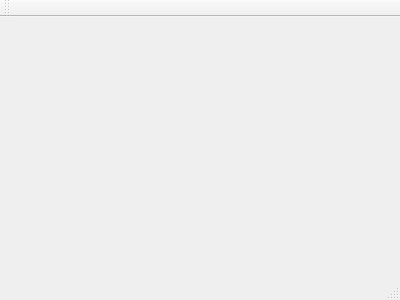
vaegor/Reconsiliation, file reconciliation/mainwindow.ui: the form before one commit.
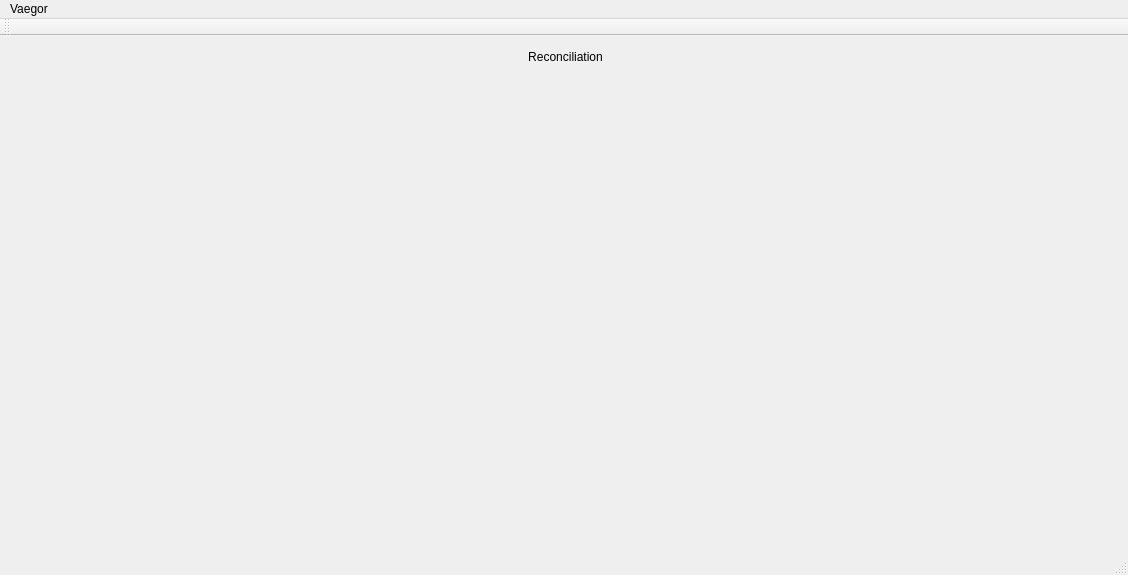
The form after the commit.

```diff
--- a/reconciliation/mainwindow.ui
+++ b/reconciliation/mainwindow.ui
@@ -1,24 +1,62 @@
 <ui version="4.0">
  <class>MainWindow</class>
- <widget class="QMainWindow" name="MainWindow" >
-  <property name="geometry" >
+ <widget class="QMainWindow" name="MainWindow">
+  <property name="geometry">
    <rect>
     <x>0</x>
     <y>0</y>
-    <width>400</width>
-    <height>300</height>
+    <width>1128</width>
+    <height>575</height>
    </rect>
   </property>
   <property name="windowTitle" >
    <string>MainWindow</string>
   </property>
-  <widget class="QMenuBar" name="menuBar" />
-  <widget class="QToolBar" name="mainToolBar" />
-  <widget class="QWidget" name="centralWidget" />
-  <widget class="QStatusBar" name="statusBar" />
+  <widget class="QWidget" name="centralWidget">
+   <widget class="QLabel" name="label">
+    <property name="geometry">
+     <rect>
+      <x>10</x>
+      <y>10</y>
+      <width>1111</width>
+      <height>21</height>
+     </rect>
+    </property>
+    <property name="text">
+     <string>Reconciliation</string>
+    </property>
+    <property name="alignment">
+     <set>Qt::AlignCenter</set>
+    </property>
+   </widget>
+  </widget>
+  <widget class="QMenuBar" name="menuBar">
+   <property name="geometry">
+    <rect>
+     <x>0</x>
+     <y>0</y>
+     <width>1128</width>
+     <height>21</height>
+    </rect>
+   </property>
+   <widget class="QMenu" name="menuVaegor">
+    <property name="title">
+     <string>Vaegor</string>
+    </property>
+   </widget>
+   <addaction name="menuVaegor"/>
+  </widget>
+  <widget class="QToolBar" name="mainToolBar">
+   <attribute name="toolBarArea">
+    <enum>TopToolBarArea</enum>
+   </attribute>
+   <attribute name="toolBarBreak">
+    <bool>false</bool>
+   </attribute>
+  </widget>
+  <widget class="QStatusBar" name="statusBar"/>
  </widget>
- <layoutDefault spacing="6" margin="11" />
- <pixmapfunction></pixmapfunction>
+ <layoutdefault spacing="6" margin="11"/>
  <resources/>
  <connections/>
 </ui>
```
Left out of the diff: 3 changed lines with no effect on the pictures.
